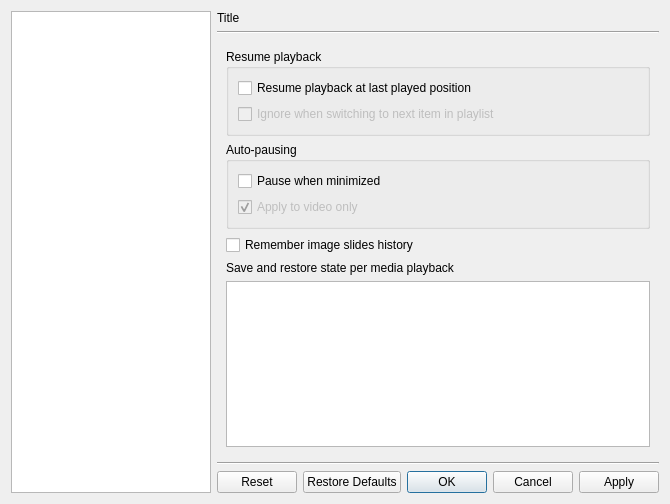
bylee20/bomi, file src/bomi/ui/prefdialog.ui: the form before one commit.
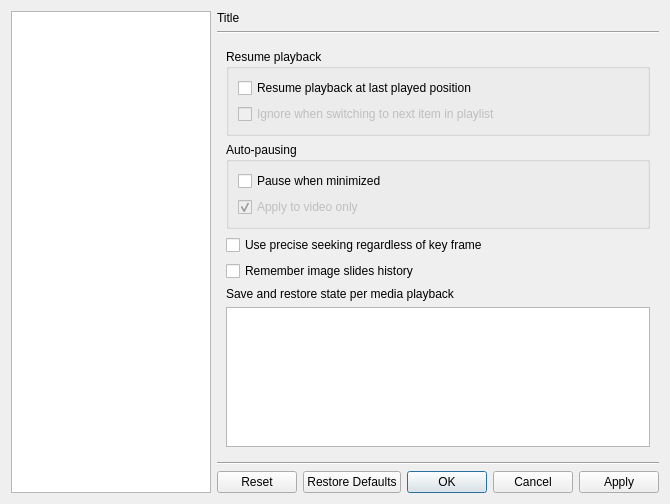
The form after the commit. Icons and pictures are not drawn. Custom widgets are drawn as their Qt base class.

Commit message: * New: option 'Use precise seeking ...' in 'General > Play' tab of preferences (#199)

Patch:
```diff
--- a/src/bomi/ui/prefdialog.ui
+++ b/src/bomi/ui/prefdialog.ui
@@ -434,6 +434,13 @@
            </layout>
           </widget>
          </item>
+         <item>
+          <widget class="QCheckBox" name="precise_seeking">
+           <property name="text">
+            <string>Use precise seeking regardless of key frame</string>
+           </property>
+          </widget>
+         </item>
          <item>
           <widget class="QCheckBox" name="remember_image">
            <property name="text">
```
The commit also changes 5 other files.
